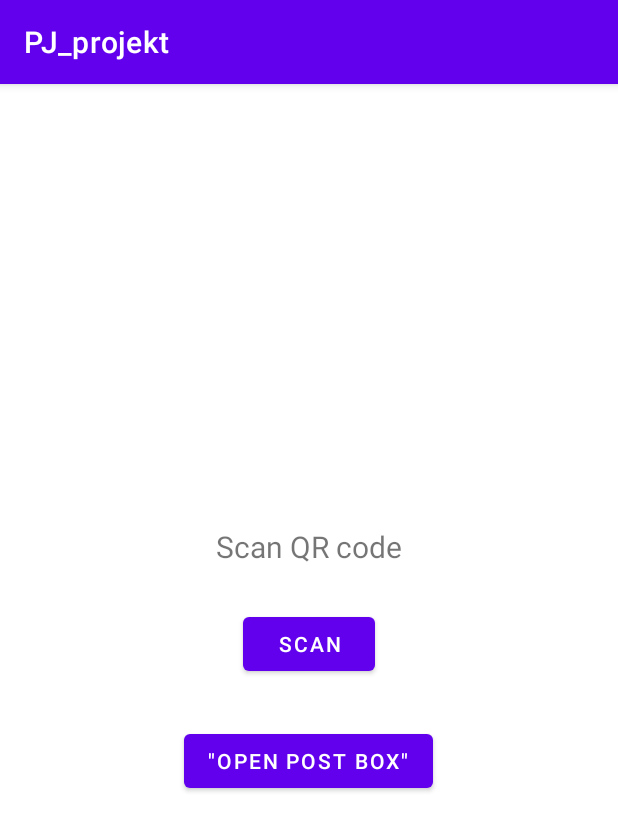
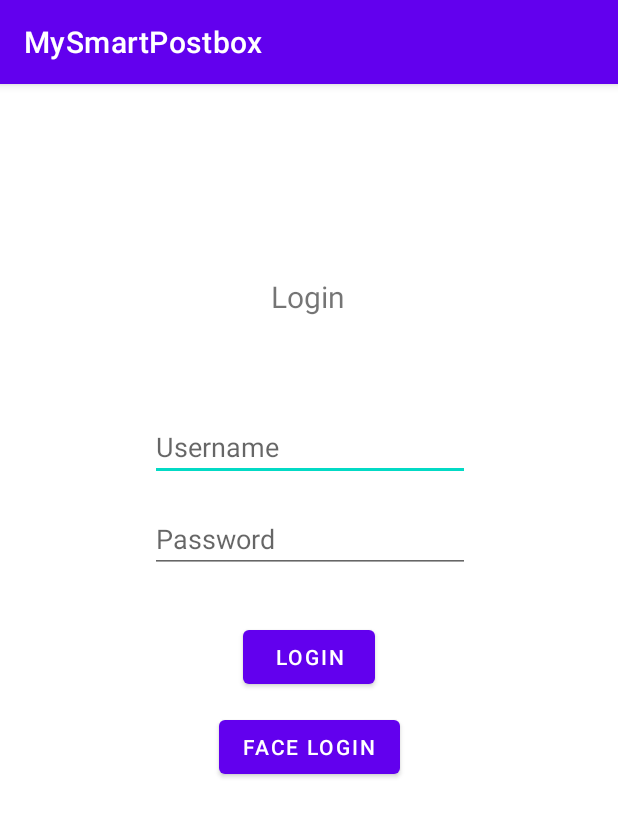
Before and after one commit to Predvsem-trivialno/Programski-jeziki, an Android app: the screen it shows after launch (MainActivity), on a phone screen of 412 x 824 dp. Shown: the top 831 px of the screen. Run offline under Robolectric (Android 15) with nearby library versions, the phone set to English and light mode, and no system bars.

Commit message:
Changed order of activities (changed MainActivity to OpenActivity, LoginActivity is now MainActivity), implemented login with our API from RAIN

```diff
--- a/app/src/main/java/com/example/pj_projekt/BaseActivity.kt
+++ b/app/src/main/java/com/example/pj_projekt/BaseActivity.kt
@@ -1,11 +1,23 @@
 package com.example.pj_projekt
 
+import android.content.Intent
 import android.os.Bundle
-import android.os.PersistableBundle
 import androidx.appcompat.app.AppCompatActivity
 
+lateinit var app: MyApplication
+
 open class BaseActivity : AppCompatActivity() {
-    override fun onCreate(savedInstanceState: Bundle?, persistentState: PersistableBundle?) {
-        super.onCreate(savedInstanceState, persistentState)
+    override fun onCreate(savedInstanceState: Bundle?) {
+        app = applicationContext as MyApplication
+        super.onCreate(savedInstanceState)
+    }
+    fun showOpen() {
+        val intent = Intent(this, OpenActivity::class.java)
+        startActivity(intent)
+    }
+
+    fun showPlaySound() {
+        val intent = Intent(this, PlaySoundActivity::class.java)
+        startActivity(intent)
     }
 }
--- /dev/null
+++ b/app/src/main/java/com/example/pj_projekt/MyApplication.kt
@@ -0,0 +1,8 @@
+package com.example.pj_projekt
+
+import android.app.Application
+
+class MyApplication: Application() {
+    lateinit var username: String
+    lateinit var email: String
+}
--- a/app/src/main/res/layout/activity_main.xml
+++ b/app/src/main/res/layout/activity_main.xml
@@ -3,44 +3,68 @@
     xmlns:app="http://schemas.android.com/apk/res-auto"
     xmlns:tools="http://schemas.android.com/tools"
     android:layout_width="match_parent"
-    android:layout_height="match_parent"
-    tools:context=".MainActivity">
+    android:layout_height="match_parent">
 
-    <TextView
-        android:id="@+id/txtScanQR"
+    <Button
+        android:id="@+id/btnFaceLogin"
         android:layout_width="wrap_content"
         android:layout_height="wrap_content"
-        android:text="@string/text_qr"
-        android:textSize="20sp"
-        app:layout_constraintBottom_toBottomOf="parent"
-        app:layout_constraintLeft_toLeftOf="parent"
-        app:layout_constraintRight_toRightOf="parent"
-        app:layout_constraintTop_toTopOf="parent"
-        app:layout_constraintVertical_bias="0.398" />
-
-    <Button
-        android:id="@+id/btnScanQR"
-        android:layout_width="wrap_content"
-        android:layout_height="wrap_content"
-        android:text="@string/button_qr"
+        android:text="@string/button_facelogin"
         app:layout_constraintBottom_toBottomOf="parent"
         app:layout_constraintEnd_toEndOf="parent"
         app:layout_constraintHorizontal_bias="0.501"
         app:layout_constraintStart_toStartOf="parent"
-        app:layout_constraintTop_toBottomOf="@+id/txtScanQR"
-        app:layout_constraintVertical_bias="0.068" />
+        app:layout_constraintTop_toBottomOf="@+id/btnLogin"
+        app:layout_constraintVertical_bias="0.039" />
 
-    <Button
-        android:id="@+id/playSoundButton"
+    <TextView
+        android:id="@+id/textView"
         android:layout_width="wrap_content"
         android:layout_height="wrap_content"
-        android:text="@string/playSoundButtonText"
-        android:onClick="showPlaySoundActivity"
-        app:layout_constraintBottom_toBottomOf="parent"
+        android:layout_marginTop="128dp"
+        android:text="@string/text_login"
+        android:textSize="20sp"
         app:layout_constraintEnd_toEndOf="parent"
         app:layout_constraintHorizontal_bias="0.498"
         app:layout_constraintStart_toStartOf="parent"
-        app:layout_constraintTop_toBottomOf="@+id/btnScanQR"
-        app:layout_constraintVertical_bias="0.092" />
+        app:layout_constraintTop_toTopOf="parent" />
 
+    <Button
+        android:id="@+id/btnLogin"
+        android:layout_width="wrap_content"
+        android:layout_height="wrap_content"
+        android:layout_marginTop="32dp"
+        android:text="@string/button_login"
+        app:layout_constraintEnd_toEndOf="parent"
+        app:layout_constraintHorizontal_bias="0.501"
+        app:layout_constraintStart_toStartOf="parent"
+        app:layout_constraintTop_toBottomOf="@+id/inputPassword" />
+
+    <EditText
+        android:id="@+id/inputUsername"
+        android:layout_width="wrap_content"
+        android:layout_height="wrap_content"
+        android:layout_marginTop="64dp"
+        android:ems="10"
+        android:hint="@string/hint_username"
+        android:importantForAutofill="no"
+        android:inputType="textPersonName"
+        app:layout_constraintEnd_toEndOf="parent"
+        app:layout_constraintHorizontal_bias="0.502"
+        app:layout_constraintStart_toStartOf="parent"
+        app:layout_constraintTop_toBottomOf="@+id/textView" />
+
+    <EditText
+        android:id="@+id/inputPassword"
+        android:layout_width="wrap_content"
+        android:layout_height="wrap_content"
+        android:layout_marginTop="16dp"
+        android:ems="10"
+        android:hint="@string/hint_password"
+        android:importantForAutofill="no"
+        android:inputType="textPassword"
+        app:layout_constraintEnd_toEndOf="parent"
+        app:layout_constraintHorizontal_bias="0.502"
+        app:layout_constraintStart_toStartOf="parent"
+        app:layout_constraintTop_toBottomOf="@+id/inputUsername" />
 </androidx.constraintlayout.widget.ConstraintLayout>
--- a/app/src/main/res/values/strings.xml
+++ b/app/src/main/res/values/strings.xml
@@ -1,11 +1,12 @@
 <resources>
-    <string name="app_name">PJ_projekt</string>
-    <string name="text_qr">Scan QR code</string>
-    <string name="button_qr">SCAN</string>
+    <string name="app_name">MySmartPostbox</string>
+    <string name="button_qr">Scan QR code</string>
     <string name="text_login">Login</string>
     <string name="button_login">Login</string>
     <string name="hint_username">Username</string>
     <string name="hint_password">Password</string>
-    <string name="playSoundButtonText">\"Open post box\"</string>
+    <string name="playSoundButtonText">Open post box</string>
     <string name="openButtonText">Open</string>
+    <string name="button_facelogin">Face login</string>
+    <string name="text_welcome">Welcome %s!</string>
 </resources>
```
Also changed, not shown: app/src/main/AndroidManifest.xml (+11 -7 lines), app/src/main/java/com/example/pj_projekt/LoginActivity.kt (deleted, +0 -14 lines), app/src/main/java/com/example/pj_projekt/MainActivity.kt (+48 -30 lines), app/src/main/java/com/example/pj_projekt/OpenActivity.kt (added, +56 -0 lines), app/src/main/res/layout/activity_login.xml (deleted, +0 -58 lines), app/src/main/res/layout/activity_open.xml (added, +44 -0 lines).
